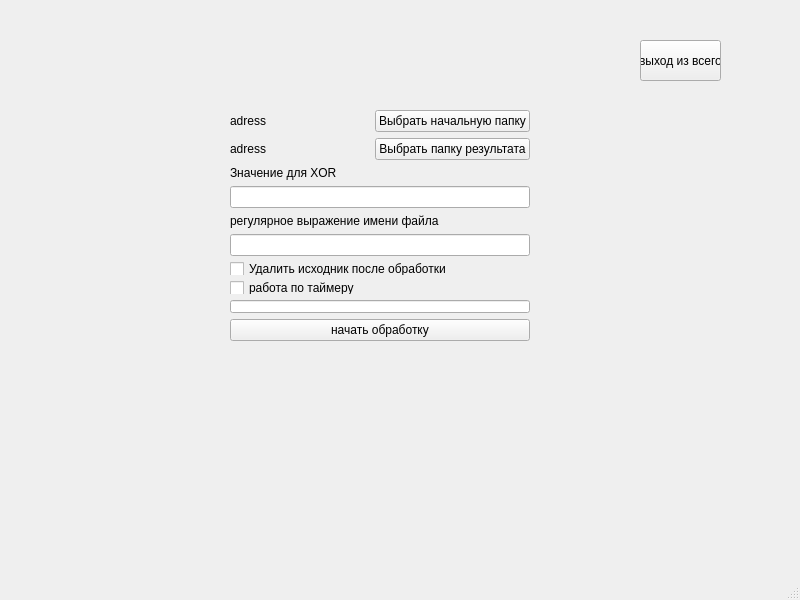
The window that colibri_TP/mainwindow.ui (MinionPole/colibri_TP) describes before a commit, drawn with Qt 5.
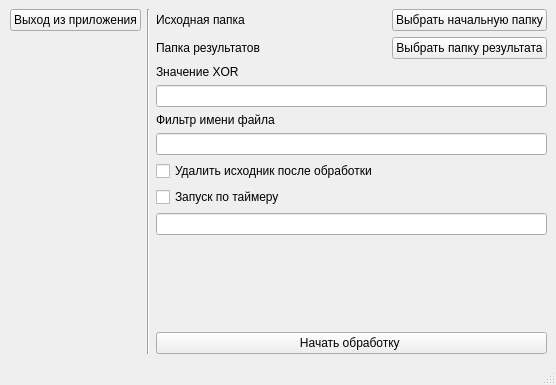
The same window after the commit.

Commit message: v1.0 поправлен интерфейс, сделаны основные требования

Diff of the .ui file:
```diff
--- a/colibri_TP/mainwindow.ui
+++ b/colibri_TP/mainwindow.ui
@@ -6,30 +6,68 @@
    <rect>
     <x>0</x>
     <y>0</y>
-    <width>800</width>
-    <height>600</height>
+    <width>556</width>
+    <height>385</height>
    </rect>
   </property>
   <property name="windowTitle">
    <string>MainWindow</string>
   </property>
   <widget class="QWidget" name="centralwidget">
-   <widget class="QWidget" name="verticalLayoutWidget_4">
-    <property name="geometry">
-     <rect>
-      <x>230</x>
-      <y>110</y>
-      <width>300</width>
-      <height>231</height>
-     </rect>
-    </property>
+   <layout class="QHBoxLayout" name="horizontalLayout_4">
+    <item>
+     <layout class="QHBoxLayout" name="horizontalLayout">
+      <item>
+       <layout class="QFormLayout" name="formLayout">
+        <property name="horizontalSpacing">
+         <number>1</number>
+        </property>
+        <item row="0" column="1">
+         <widget class="QPushButton" name="exitMainMenuButton">
+          <property name="text">
+           <string>Выход из приложения</string>
+          </property>
+         </widget>
+        </item>
+        <item row="1" column="1">
+         <spacer name="verticalSpacer_2">
+          <property name="orientation">
+           <enum>Qt::Orientation::Vertical</enum>
+          </property>
+          <property name="sizeType">
+           <enum>QSizePolicy::Policy::Minimum</enum>
+          </property>
+          <property name="sizeHint" stdset="0">
+           <size>
+            <width>20</width>
+            <height>40</height>
+           </size>
+          </property>
+         </spacer>
+        </item>
+       </layout>
+      </item>
+      <item>
+       <widget class="Line" name="line">
+        <property name="orientation">
+         <enum>Qt::Orientation::Vertical</enum>
+        </property>
+       </widget>
+      </item>
+      <item>
     <layout class="QVBoxLayout" name="verticalLayout_4">
      <item>
       <layout class="QHBoxLayout" name="horizontalLayout_3">
        <item>
         <widget class="QLabel" name="InitialAdressLabel">
+            <property name="sizePolicy">
+             <sizepolicy hsizetype="MinimumExpanding" vsizetype="Preferred">
+              <horstretch>0</horstretch>
+              <verstretch>0</verstretch>
+             </sizepolicy>
+            </property>
          <property name="text">
-          <string>adress</string>
+             <string>Исходная папка</string>
          </property>
         </widget>
        </item>
@@ -46,13 +84,22 @@
       <layout class="QHBoxLayout" name="horizontalLayout_2">
        <item>
         <widget class="QLabel" name="ResultAdressLabel">
+            <property name="sizePolicy">
+             <sizepolicy hsizetype="MinimumExpanding" vsizetype="Preferred">
+              <horstretch>0</horstretch>
+              <verstretch>0</verstretch>
+             </sizepolicy>
+            </property>
          <property name="text">
-          <string>adress</string>
+             <string>Папка результатов</string>
          </property>
         </widget>
        </item>
        <item>
         <widget class="QPushButton" name="selectResultFolderButton">
+            <property name="enabled">
+             <bool>true</bool>
+            </property>
          <property name="text">
           <string>Выбрать папку результата</string>
          </property>
@@ -65,7 +112,7 @@
        <item>
         <widget class="QLabel" name="label_4">
          <property name="text">
-          <string>Значение для XOR</string>
+             <string>Значение XOR</string>
          </property>
         </widget>
        </item>
@@ -79,7 +126,7 @@
        <item>
         <widget class="QLabel" name="label_3">
          <property name="text">
-          <string>регулярное выражение имени файла</string>
+             <string>Фильтр имени файла</string>
          </property>
         </widget>
        </item>
@@ -100,37 +147,40 @@
        <item>
         <widget class="QCheckBox" name="timerWorkCB">
          <property name="text">
-          <string>работа по таймеру</string>
+             <string>Запуск по таймеру</string>
          </property>
         </widget>
        </item>
        <item>
         <widget class="QLineEdit" name="timerValueEdit"/>
        </item>
+          <item>
+           <spacer name="verticalSpacer">
+            <property name="orientation">
+             <enum>Qt::Orientation::Vertical</enum>
+            </property>
+            <property name="sizeHint" stdset="0">
+             <size>
+              <width>20</width>
+              <height>40</height>
+             </size>
+            </property>
+           </spacer>
+          </item>
       </layout>
      </item>
      <item>
       <widget class="QPushButton" name="startProcessButton">
        <property name="text">
-        <string>начать обработку</string>
+           <string>Начать обработку </string>
        </property>
       </widget>
      </item>
     </layout>
-   </widget>
-   <widget class="QPushButton" name="exitMainMenuButton">
-    <property name="geometry">
-     <rect>
-      <x>640</x>
-      <y>40</y>
-      <width>81</width>
-      <height>41</height>
-     </rect>
-    </property>
-    <property name="text">
-     <string>выход из всего</string>
-    </property>
-   </widget>
+      </item>
+     </layout>
+    </item>
+   </layout>
   </widget>
   <widget class="QMenuBar" name="menubar">
    <property name="geometry">
```
Left out of the diff: 2 changed lines with no effect on the pictures. Lines whose indentation alone changed are shown as unchanged. The commit also changes 6 other files.
